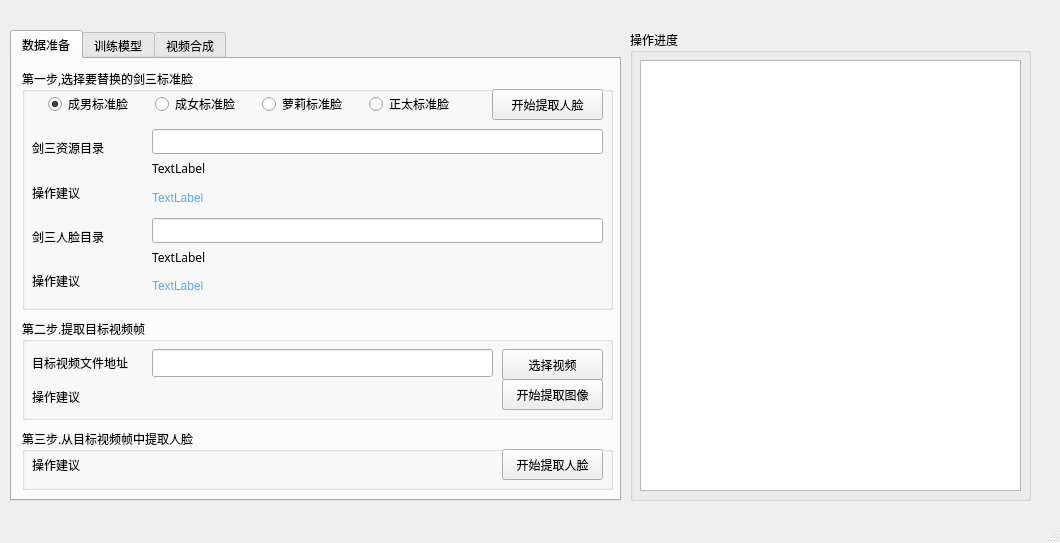
Above: ui/mainWindow_test.ui from ssh198811/DeepFaceLab before the change. Below: the same form after it.
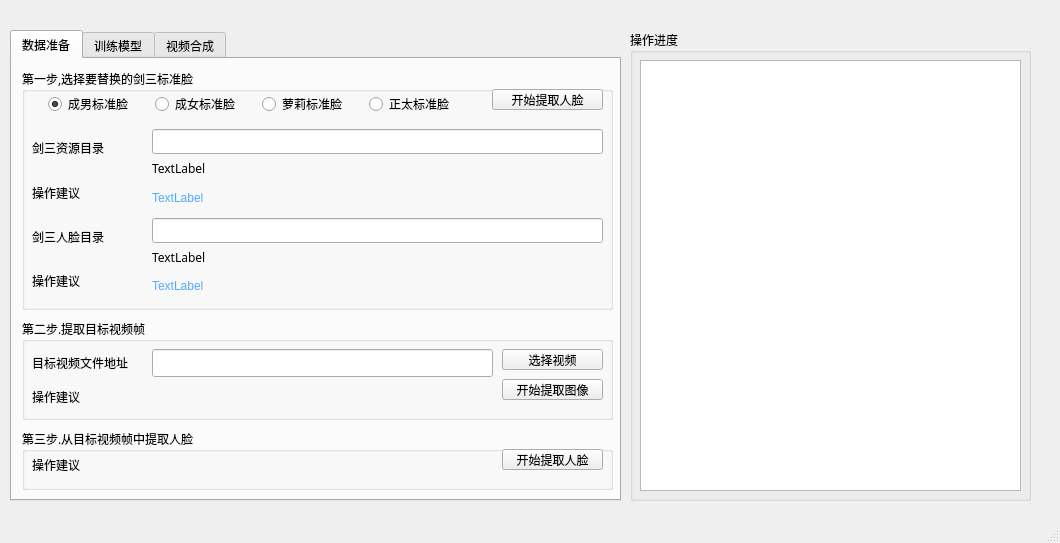
That is the form after the change. The open tabs and pages were chosen to show the change.

Commit message: 修复按钮的一些逻辑优化， 免得操作出错

```diff
--- a/ui/mainWindow_test.ui
+++ b/ui/mainWindow_test.ui
@@ -190,7 +190,7 @@
          <x>470</x>
          <y>20</y>
          <width>111</width>
-         <height>31</height>
+         <height>21</height>
         </rect>
        </property>
        <property name="layoutDirection">
@@ -345,7 +345,7 @@
          <x>480</x>
          <y>30</y>
          <width>101</width>
-         <height>31</height>
+         <height>21</height>
         </rect>
        </property>
        <property name="text">
@@ -358,7 +358,7 @@
          <x>480</x>
          <y>60</y>
          <width>101</width>
-         <height>31</height>
+         <height>21</height>
         </rect>
        </property>
        <property name="text">
@@ -451,7 +451,7 @@
          <x>480</x>
          <y>20</y>
          <width>101</width>
-         <height>31</height>
+         <height>21</height>
         </rect>
        </property>
        <property name="text">
```
Left out of the diff: 150 changed lines with no effect on the pictures. The commit also changes 5 other files.
